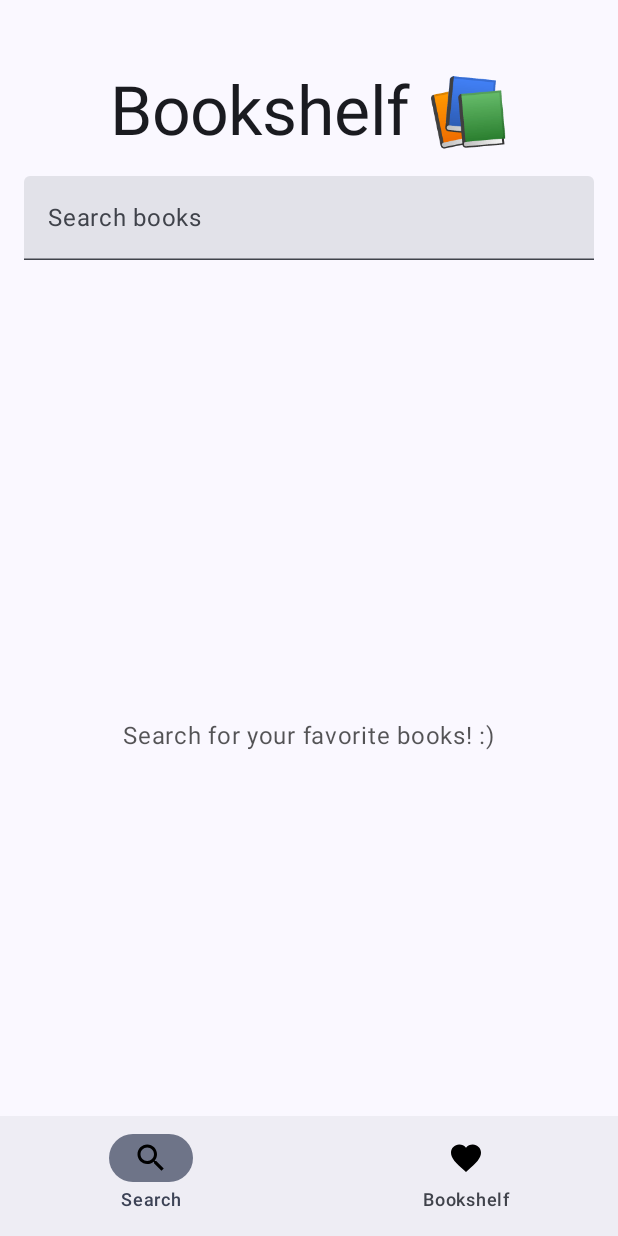
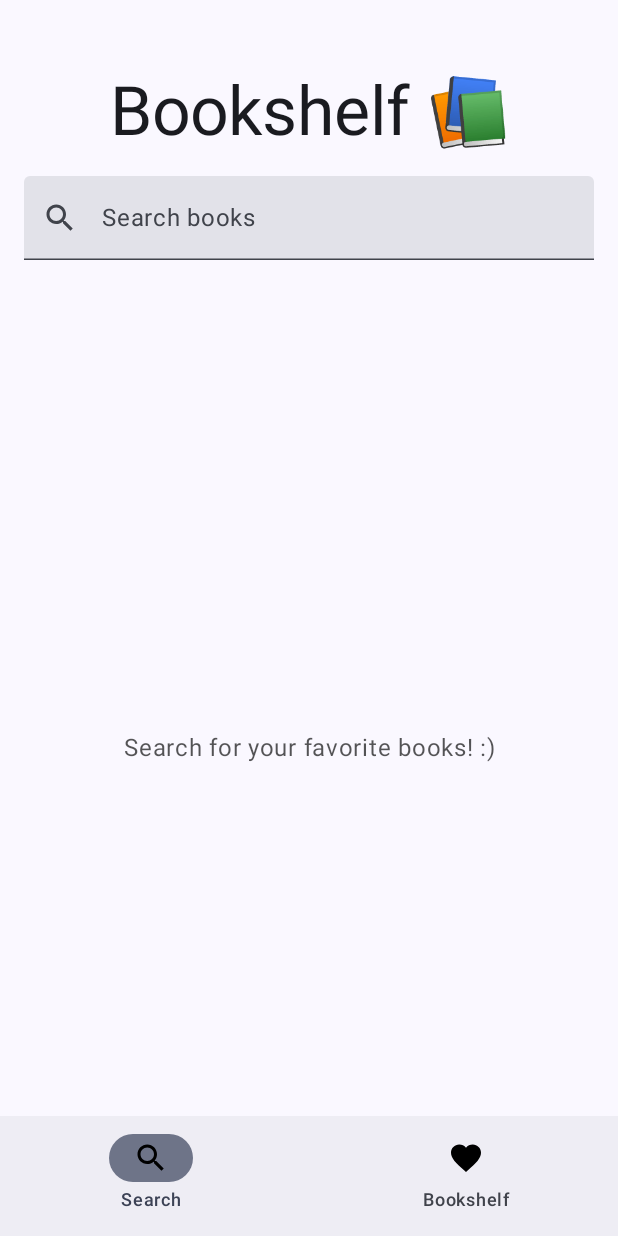
Before and after one commit to ohmzi/Bookshelf, an Android app built with Jetpack Compose: the screen it shows after launch (MainActivity), on a phone screen of 412 x 824 dp. Run offline under Robolectric (Android 15) with nearby library versions, the phone set to English and light mode, and no system bars; our stand-ins replace Dagger/Hilt's generated code, Room's generated code; pictures from the network do not load.

```diff
--- a/app/build.gradle.kts
+++ b/app/build.gradle.kts
@@ -39,7 +39,7 @@ android {
     compose = true
   }
   composeOptions {
-    kotlinCompilerExtensionVersion = "1.5.1"
+    kotlinCompilerExtensionVersion = "1.5.2"
   }
   packaging {
     resources {
@@ -75,10 +75,7 @@ dependencies {
 
   val room_version = "2.6.1"
   implementation("androidx.room:room-runtime:$room_version")
-  annotationProcessor("androidx.room:room-compiler:$room_version")
   ksp("androidx.room:room-compiler:$room_version")
-
-  // optional - Kotlin Extensions and Coroutines support for Room
   implementation("androidx.room:room-ktx:$room_version")
 
   testImplementation(libs.junit)
--- a/app/src/main/java/com/aceage/bookshelf/di/MainModule.kt
+++ b/app/src/main/java/com/aceage/bookshelf/di/MainModule.kt
@@ -20,37 +20,20 @@ import javax.inject.Singleton
 
 @Module
 @InstallIn(SingletonComponent::class)
-class MainModule {
+object MainModule {
 
-  @Provides
-  @Singleton
-  fun providesRetrofit(): Retrofit = Retrofit.Builder()
-      .baseUrl("https://openlibrary.org/")
-      .addConverterFactory(MoshiConverterFactory.create(Moshi.Builder().build()))
-      .build()
+    @Provides
+    @Singleton
+    fun provideAppDatabase(@ApplicationContext context: Context): AppDatabase { return Room.databaseBuilder(context, AppDatabase::class.java, "bookshelf_database").build() }
 
-  @Provides
-  @Singleton
-  fun providesOpenLibraryApi(retrofit: Retrofit): OpenLibraryApi =
-      retrofit.create(OpenLibraryApi::class.java)
+    @Provides
+    fun provideFavoriteBookDao(database: AppDatabase): FavoriteBookDao {
+        return database.favoriteBookDao()
+    }
 
-  @Provides
-  @Singleton
-  fun provideBooksRepository(openLibraryApi: OpenLibraryApi, favoriteBookDao: FavoriteBookDao): IBooksRepository = BooksRepository(openLibraryApi, favoriteBookDao)
-
-  @Provides
-  @Singleton
-  fun providesAppDatabase(
-      @ApplicationContext applicationContext: Context
-  ): AppDatabase = Room.databaseBuilder(
-      applicationContext,
-      AppDatabase::class.java,
-      "app-db"
-  ).build()
-
-  @Provides
-  @Singleton
-  fun providesFavoriteBookDao(appDatabase: AppDatabase) = appDatabase.favoriteBookDao()
-
-
+    @Provides
+    @Singleton
+    fun provideBooksRepository(booksRepository: BooksRepository): IBooksRepository {
+        return booksRepository
+    }
 }
--- /dev/null
+++ b/app/src/main/java/com/aceage/bookshelf/di/NetworkModule.kt
@@ -0,0 +1,53 @@
+package com.aceage.bookshelf.di
+
+import com.aceage.bookshelf.network.OpenLibraryApi
+import com.squareup.moshi.Moshi
+import com.squareup.moshi.kotlin.reflect.KotlinJsonAdapterFactory
+import dagger.Module
+import dagger.Provides
+import dagger.hilt.InstallIn
+import dagger.hilt.components.SingletonComponent
+import okhttp3.OkHttpClient
+import retrofit2.Retrofit
+import retrofit2.converter.moshi.MoshiConverterFactory
+import java.util.concurrent.TimeUnit
+import javax.inject.Singleton
+
+@Module
+@InstallIn(SingletonComponent::class)
+object NetworkModule {
+
+    @Provides
+    @Singleton
+    fun provideOkHttpClient(): OkHttpClient {
+        return OkHttpClient.Builder()
+            .connectTimeout(30, TimeUnit.SECONDS)
+            .readTimeout(30, TimeUnit.SECONDS)
+            .writeTimeout(30, TimeUnit.SECONDS)
+            .build()
+    }
+
+    @Provides
+    @Singleton
+    fun provideMoshi(): Moshi {
+        return Moshi.Builder()
+            .addLast(KotlinJsonAdapterFactory())
+            .build()
+    }
+
+    @Provides
+    @Singleton
+    fun provideRetrofit(okHttpClient: OkHttpClient, moshi: Moshi): Retrofit {
+        return Retrofit.Builder()
+            .baseUrl("https://openlibrary.org/")
+            .client(okHttpClient)
+            .addConverterFactory(MoshiConverterFactory.create(moshi))
+            .build()
+    }
+
+    @Provides
+    @Singleton
+    fun provideOpenLibraryApi(retrofit: Retrofit): OpenLibraryApi {
+        return retrofit.create(OpenLibraryApi::class.java)
+    }
+}
--- a/app/src/main/java/com/aceage/bookshelf/ui/screens/SearchScreen.kt
+++ b/app/src/main/java/com/aceage/bookshelf/ui/screens/SearchScreen.kt
@@ -8,11 +8,14 @@ import androidx.compose.foundation.layout.Box
 import androidx.compose.foundation.layout.Column
 import androidx.compose.foundation.layout.Row
 import androidx.compose.foundation.layout.Spacer
+import androidx.compose.foundation.layout.fillMaxSize
 import androidx.compose.foundation.layout.fillMaxWidth
 import androidx.compose.foundation.layout.height
 import androidx.compose.foundation.layout.padding
 import androidx.compose.foundation.layout.size
 import androidx.compose.foundation.layout.width
+import androidx.compose.foundation.lazy.LazyColumn
+import androidx.compose.foundation.lazy.items
 import androidx.compose.foundation.rememberScrollState
 import androidx.compose.foundation.shape.RoundedCornerShape
 import androidx.compose.foundation.text.KeyboardActions
@@ -21,6 +24,10 @@ import androidx.compose.foundation.verticalScroll
 import androidx.compose.material.icons.Icons
 import androidx.compose.material.icons.filled.Favorite
 import androidx.compose.material.icons.filled.FavoriteBorder
+import androidx.compose.material.icons.filled.Search
+import androidx.compose.material3.CircularProgressIndicator
+import androidx.compose.material3.ExperimentalMaterial3Api
+import androidx.compose.material3.Icon
 import androidx.compose.material3.MaterialTheme
 import androidx.compose.material3.Text
 import androidx.compose.material3.TextField
@@ -33,7 +40,6 @@ import androidx.compose.ui.layout.ContentScale
 import androidx.compose.ui.text.input.ImeAction
 import androidx.compose.ui.text.style.TextAlign
 import androidx.compose.ui.unit.dp
-import androidx.hilt.navigation.compose.hiltViewModel
 import coil.compose.AsyncImage
 import com.aceage.bookshelf.ui.viewmodels.SharedViewModel
 
@@ -49,69 +55,93 @@ fun SearchScreen(viewModel: SharedViewModel) {
         modifier = Modifier.fillMaxWidth(),
         value = viewModel.searchQuery,
         placeholder = { Text("Search books") },
-        onValueChange = { newQuery -> viewModel.onSearchQueryChange(newQuery) },
+        leadingIcon = { Icon(Icons.Default.Search, contentDescription = "Search") },
+        onValueChange = { viewModel.onSearchQueryChange(it) },
         keyboardOptions = KeyboardOptions(imeAction = ImeAction.Search),
-        keyboardActions = KeyboardActions(onSearch = { viewModel.onSearch(viewModel.searchQuery) })
+        keyboardActions = KeyboardActions(onSearch = { viewModel.onSearch(viewModel.searchQuery) }),
+        singleLine = true
     )
 
-    if (!viewModel.books.isNullOrEmpty()) {
-      Column(modifier = Modifier
-          .weight(1f)
-          .verticalScroll(rememberScrollState())) {
+        Spacer(modifier = Modifier.height(16.dp))
 
-        for (book in viewModel.books!!) {
-          Row(modifier = Modifier
+        when {
+            viewModel.isLoading -> {
+                Box(modifier = Modifier.fillMaxSize(), contentAlignment = Alignment.Center) {
+                    CircularProgressIndicator()
+                }
+            }
+            viewModel.errorMessage != null -> {
+                Box(modifier = Modifier.fillMaxSize(), contentAlignment = Alignment.Center) {
+                    Text(
+                        text = viewModel.errorMessage!!,
+                        color = MaterialTheme.colorScheme.error,
+                        textAlign = TextAlign.Center
+                    )
+                }
+            }
+            viewModel.books.isNullOrEmpty() -> {
+                Box(modifier = Modifier.fillMaxSize(), contentAlignment = Alignment.Center) {
+                    Text(
+                        text = if (viewModel.searchQuery.isEmpty()) "Search for your favorite books! :)"
+                        else "No books found. Try a different search term.",
+                        color = Color(0xAA000000),
+                        textAlign = TextAlign.Center
+                    )
+                }
+            }
+            else -> {
+                LazyColumn {
+                    items(viewModel.books!!) { book ->
+                        Row(
+                            modifier = Modifier
                                 .fillMaxWidth()
-              .padding(8.dp),
+                                .padding(vertical = 8.dp),
                             verticalAlignment = Alignment.CenterVertically
                         ) {
                             if (book.cover_i != null) {
-              AsyncImage(modifier = Modifier
+                                AsyncImage(
+                                    modifier = Modifier
                                         .size(width = 50.dp, height = 75.dp)
                                         .clip(RoundedCornerShape(4.dp)),
-                  model = "https://covers.openlibrary.org/b/id/" + book.cover_i + "-M.jpg",
-                  contentDescription = null,
+                                    model = "https://covers.openlibrary.org/b/id/${book.cover_i}-M.jpg",
+                                    contentDescription = "Book cover",
                                     contentScale = ContentScale.Fit
                                 )
                             } else {
-              Box(modifier = Modifier
+                                Box(
+                                    modifier = Modifier
                                         .size(width = 50.dp, height = 75.dp)
                                         .background(color = Color(0x33000000))
                                         .clip(shape = RoundedCornerShape(4.dp))
                                 )
                             }
+
                             Spacer(modifier = Modifier.width(16.dp))
-            Column(modifier = Modifier.weight(1f), verticalArrangement = Arrangement.Center) {
-              Text(text = book.title)
-              if (book.author_name != null) {
-                Text(text = book.author_name.first())
+
+                            Column(modifier = Modifier.weight(1f)) {
+                                Text(text = book.title, style = MaterialTheme.typography.bodyLarge)
+                                book.author_name?.firstOrNull()?.let { author ->
+                                    Text(text = author, style = MaterialTheme.typography.bodyMedium)
                                 }
-              if (book.first_publish_year != null) {
-                Text(text = book.first_publish_year.toString())
+                                book.first_publish_year?.let { year ->
+                                    Text(text = year.toString(), style = MaterialTheme.typography.bodySmall)
                                 }
                             }
+
                             Spacer(modifier = Modifier.width(16.dp))
+
                             val isOnBookshelf = viewModel.booksOnBookshelf.any { it.id == book.key }
-            Image(
+                            Icon(
+                                imageVector = if (isOnBookshelf) Icons.Filled.Favorite else Icons.Filled.FavoriteBorder,
+                                contentDescription = if (isOnBookshelf) "Remove from bookshelf" else "Add to bookshelf",
                                 modifier = Modifier.clickable(enabled = !isOnBookshelf) {
                                     viewModel.onAddToBookshelf(book)
                                 },
-                imageVector = if (isOnBookshelf) Icons.Filled.Favorite else Icons.Filled.FavoriteBorder,
-                contentDescription = null
+                                tint = if (isOnBookshelf) MaterialTheme.colorScheme.primary else MaterialTheme.colorScheme.onSurface
                             )
-            Spacer(modifier = Modifier.width(16.dp))
-          }
-          Spacer(modifier = Modifier.height(16.dp))
-        }
-      }
-    } else {
-      Box(modifier = Modifier
-          .fillMaxWidth()
-          .weight(1f),
-          contentAlignment = Alignment.Center
-      ) {
-        Text(text = "Search for your favorite books! :)", color = Color(0xAA000000))
+                        }                    }
                 }
             }
         }
     }
+}
```
Also changed, not shown: app/src/main/java/com/aceage/bookshelf/network/repos/BooksRepository.kt (+15 -3 lines), app/src/main/java/com/aceage/bookshelf/ui/viewmodels/SharedViewModel.kt (+14 -1 lines). Lines whose indentation alone changed are shown as unchanged.
